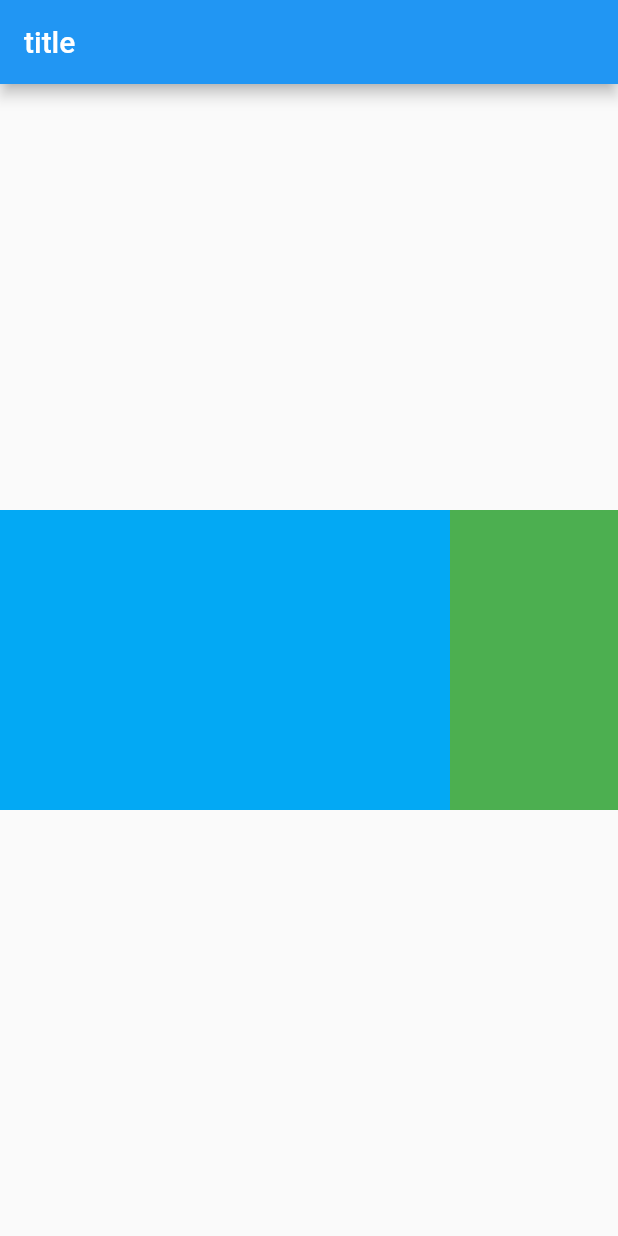
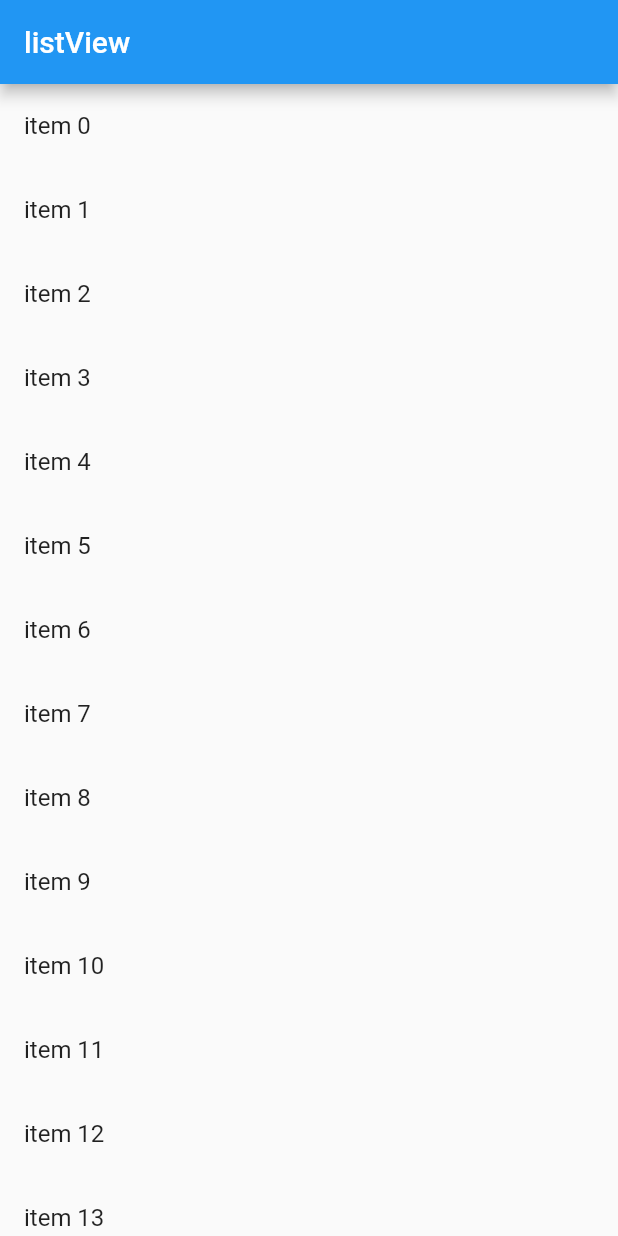
Before and after one commit to webbx/flutterDemo, a Flutter app: the screen it shows after launch, on a phone screen of 412 x 824 dp. Run offline on Flutter 3.47's test engine with Material 2 defaults, Android fonts, the phone set to English and light mode, and no system bars.

Commit message:
message:抽离单个demo组件

```diff
--- /dev/null
+++ b/lib/listView.dart
@@ -0,0 +1,29 @@
+import 'package:flutter/material.dart';
+
+void main() => runApp(ListViewApp());
+
+class ListViewApp extends StatelessWidget {
+    @override
+    Widget build(BuildContext context) {
+        return MaterialApp (
+            title: 'ListView Demo',
+            home: Scaffold(
+                appBar: new AppBar(title: new Text('ListView组件')),
+                body: new ListView(
+                    children: <Widget>[
+                        new ListTile(
+                            leading: new Icon(Icons.perm_camera_mic),
+                            title: new Text('perm_camera'),
+                        ),
+                        new ListTile(
+                            leading: new Icon(Icons.access_alarm),
+                            title: new Text('access_alarm'),
+                        ),
+                        new Image.network('https://avatars2.githubusercontent.com/u/26587649?s=460&v=4'),
+                        new Image.network('https://avatars2.githubusercontent.com/u/26587649?s=460&v=4')
+                    ],
+                ),
+            ),
+        );
+    }
+}
--- a/lib/main.dart
+++ b/lib/main.dart
@@ -1,100 +1,30 @@
 import 'package:flutter/material.dart';
 
-void main() => runApp(MyApp());
+void main() => runApp(MyApp(
+    items: new List<String>.generate(500, (i) => "item $i")
+));
 
 class MyApp extends StatelessWidget {
+
+    final List<String> items;
+
+    MyApp({Key key, @required this.items}):super(key: key);
+
     @override
     Widget build(BuildContext context) {
         return MaterialApp (
-            title: 'Text Demo',
+            title: 'listView Demo',
             home: Scaffold(
-                appBar: new AppBar(title: new Text('title')),
-//                body: Center(
-//                    child: Text(
-//                        'hello wang, like flutterhello wang, like flutterhello wang, like flutter',
-//                        textAlign: TextAlign.left,
-//                        // 显示最大行数
-//                        maxLines: 1,
-//                        // 超过一刚=行显示...
-//                        overflow: TextOverflow.ellipsis,
-//                        style: TextStyle(
-//                            fontSize: 25,
-//                            color: Color.fromARGB(255, 244, 100, 125),
-//                            decoration: TextDecoration.underline,
-//                            decorationStyle: TextDecorationStyle.dashed
-//                        ),
-//                    ),
-//                    child: Container(
-//                        child: new Text('hello wangbo', style: TextStyle(fontSize: 25)),
-//                        alignment: Alignment.topLeft,
-//                        width: 500.0,
-//                        height: 400.0,
-////                        color: Colors.lightBlue,
-//                        // padding边距
-//                        // padding: const EdgeInsets.fromLTRB(30.0, 20.0, 10.0, 20.0),
-//                        padding: const EdgeInsets.all(30.0),
-//                        margin: const EdgeInsets.fromLTRB(10.0, 20.0, 10.0, 10.0),
-//                        decoration: new BoxDecoration(
-//                            // 渐变色
-//                            gradient: const LinearGradient(colors: [Colors.lightBlue, Colors.green, Colors.pink]),
-//                            border: Border.all(width: 5.0, color: Colors.blue)
-//                        ),
-//                    )
-//                child: Container(
-//                    // image组件
-//                    child: new Image.network(
-//                        'https://avatars2.githubusercontent.com/u/26587649?s=460&v=4',
-//                        // 图片显示方式
-//                        fit: BoxFit.scaleDown,
-//                        color: Colors.deepOrange,
-//                        colorBlendMode: BlendMode.darken,
-//                        repeat: ImageRepeat.repeat,
-//                    ),
-//                    width: 500.0,
-//                    height: 500.0,
-//                    color: Colors.lightBlue,
-//                ))
-//            )
-//                body: new ListView(
-//                    children: <Widget>[
-//                        new ListTile(
-//                            leading: new Icon(Icons.perm_camera_mic),
-//                            title: new Text('perm_camera'),
-//                        ),
-//                        new ListTile(
-//                            leading: new Icon(Icons.access_alarm),
-//                            title: new Text('access_alarm'),
-//                        ),
-//                        new Image.network('https://avatars2.githubusercontent.com/u/26587649?s=460&v=4'),
-//                        new Image.network('https://avatars2.githubusercontent.com/u/26587649?s=460&v=4')
-//                    ],
-//                ),
-                body: Center(
-                    child: Container(
-                        height: 200.0,
-                        child: new ListView(
-                            scrollDirection: Axis.horizontal,
-                            children: <Widget>[
-                                new Container(
-                                    width: 300.0,
-                                    color: Colors.lightBlue,
-                                ),
-                                new Container(
-                                    width: 300.0,
-                                    color: Colors.green,
-                                ),
-                                new Container(
-                                    width: 300.0,
-                                    color: Colors.pink,
-                                ),
-                                new Container(
-                                    width: 300.0,
-                                    color: Colors.blue,
-                                )
-                            ],
-                        ),
-                    ),
+                appBar: new AppBar(title: new Text('listView')),
+                body: new ListView.builder(
+                    itemCount: items.length,
+                    itemBuilder: (context, index) {
+                        return new ListTile(
+                            title: new Text('${items[index]}'),
+                        );
+                    },
                 ),
+            )
         );
     }
 }
```
Also changed, not shown: lib/container.dart (added, +34 -0 lines), lib/image.dart (added, +31 -0 lines), lib/listViewImage.dart (added, +41 -0 lines), lib/text.dart (added, +31 -0 lines).
